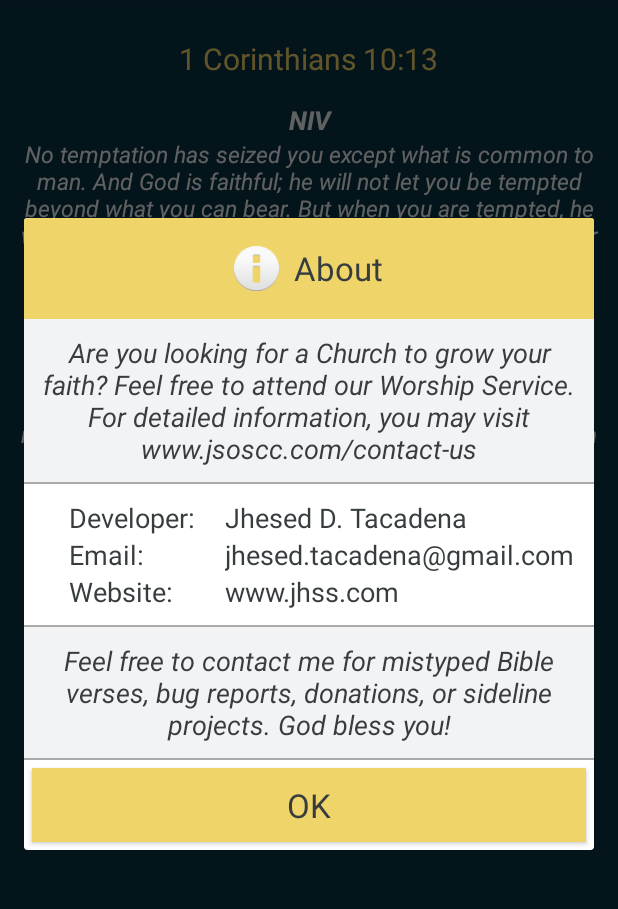
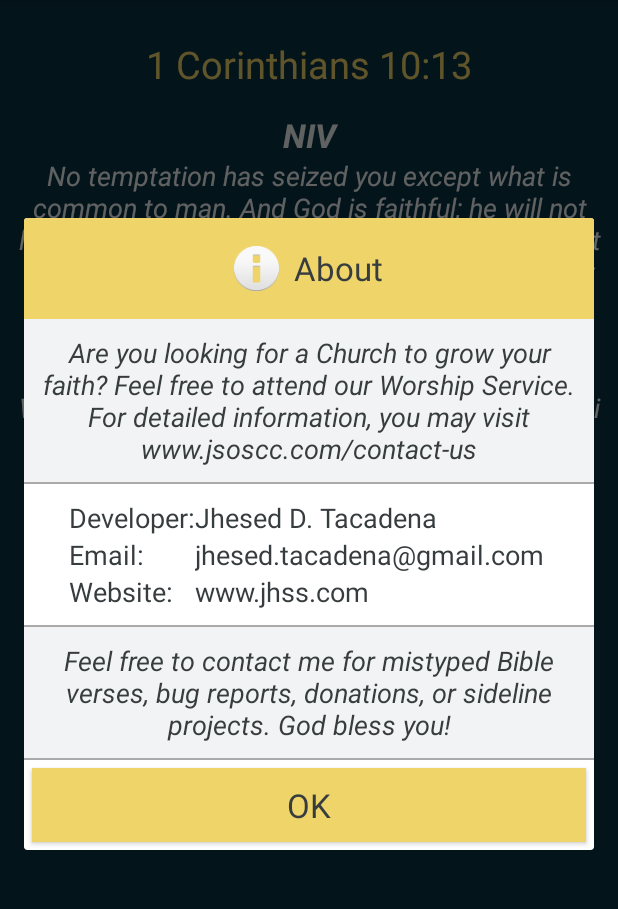
Before and after one commit to jhesed/Random-Bible-Verse-Generator, an Android app: the VerseDetailsActivity screen opened directly, with no data from a screen before it, in the options menu, after a tap on "About", on a phone screen of 412 x 824 dp, the part 84-993 px from its top. Run offline under Robolectric (Android 15) with nearby library versions, the phone set to English and light mode, and no system bars; our stand-ins replace AdMob; 1 statement that could not run was skipped.

Commit message:
Replaced hardcoded font sizes to built in text appearances

```diff
--- a/app/src/main/res/layout/activity_verse_details.xml
+++ b/app/src/main/res/layout/activity_verse_details.xml
@@ -36,7 +36,7 @@
                 android:layout_gravity="center"
                 android:textColor="@color/colorHeader"
                 android:layout_marginTop="20dp"
-                android:textSize="20sp" />
+                android:textSize="25sp" />
 
             <!--NIV ENGLISH-->
 
@@ -50,7 +50,7 @@
                 android:gravity="center"
                 android:paddingTop="15dp"
                 android:textStyle="italic|bold"
-                android:textSize="17sp" />
+                android:textAppearance="?android:attr/textAppearanceLarge" />
 
             <TextView
                 android:id="@+id/contentEngNIV"
@@ -63,7 +63,7 @@
                 android:textStyle="italic"
                 android:paddingLeft="5dp"
                 android:paddingRight="5dp"
-                android:textSize="15sp" />
+                android:textAppearance="?android:attr/textAppearanceMedium" />
 
             <!--TAGALOG MBB-->
 
@@ -77,7 +77,7 @@
                 android:gravity="center"
                 android:paddingTop="15dp"
                 android:textStyle="italic|bold"
-                android:textSize="17sp" />
+                android:textAppearance="?android:attr/textAppearanceLarge" />
 
             <TextView
                 android:id="@+id/contentFilMBB"
@@ -91,7 +91,7 @@
                 android:paddingLeft="5dp"
                 android:paddingRight="5dp"
                 android:textStyle="italic"
-                android:textSize="15sp" />
+                android:textAppearance="?android:attr/textAppearanceMedium" />
 
             <LinearLayout android:orientation="horizontal"
                 android:layout_width="wrap_content"
@@ -107,7 +107,8 @@
                     android:background="@color/colorHeader"
                     android:textColor="@color/colorAccent"
                     android:layout_gravity="center"
-                    android:layout_marginRight="10sp" />
+                    android:layout_marginRight="10sp"
+                    android:layout_marginEnd="10sp"/>
 
                 <Button
                     android:layout_width="101dp"
--- a/app/src/main/res/layout/activity_verse_list.xml
+++ b/app/src/main/res/layout/activity_verse_list.xml
@@ -9,6 +9,5 @@
     android:padding="2dp"
     android:textColor="@color/colorText"
     android:fontFamily="sans serif"
-    android:textSize="@dimen/abc_text_size_medium_material"
     android:layout_marginTop="13dp"
     xmlns:android="http://schemas.android.com/apk/res/android" />
--- a/app/src/main/res/layout/dialog_menu_about.xml
+++ b/app/src/main/res/layout/dialog_menu_about.xml
@@ -77,12 +77,6 @@
         android:padding="10dp"
         android:layout_gravity="center">
 
-        <LinearLayout
-            android:orientation="horizontal"
-            android:layout_width="wrap_content"
-            android:layout_height="wrap_content"
-            android:weightSum="1">
-
         <!--TITLES-->
 
         <LinearLayout
@@ -116,13 +110,7 @@
 
         <!--DYNAMIC VALUES-->
 
-            <LinearLayout
-                android:orientation="horizontal"
-                android:layout_width="wrap_content"
-                android:layout_height="wrap_content"
-                android:weightSum="1"
-                android:layout_marginStart="20dp"
-                android:layout_marginLeft="20dp">
+
 
         <LinearLayout
             android:orientation="vertical"
@@ -149,8 +137,6 @@
                 android:text="@string/dev_website"
                 android:textColor="@color/colorAccent"/>
 
-                </LinearLayout>
-            </LinearLayout>
         </LinearLayout>
     </LinearLayout>
 
```
Also changed, not shown: app/src/main/res/layout/activity_main.xml (+5 -5 lines), app/src/main/res/layout/verse_list.xml (+4 -9 lines). Lines whose indentation alone changed are shown as unchanged.
